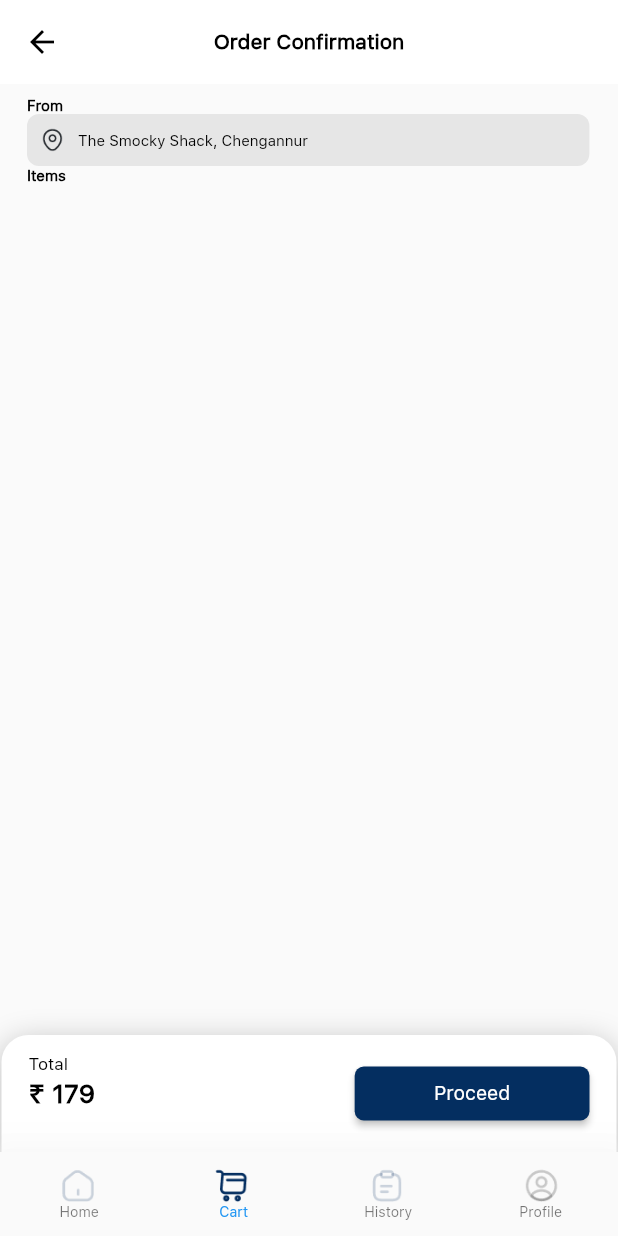
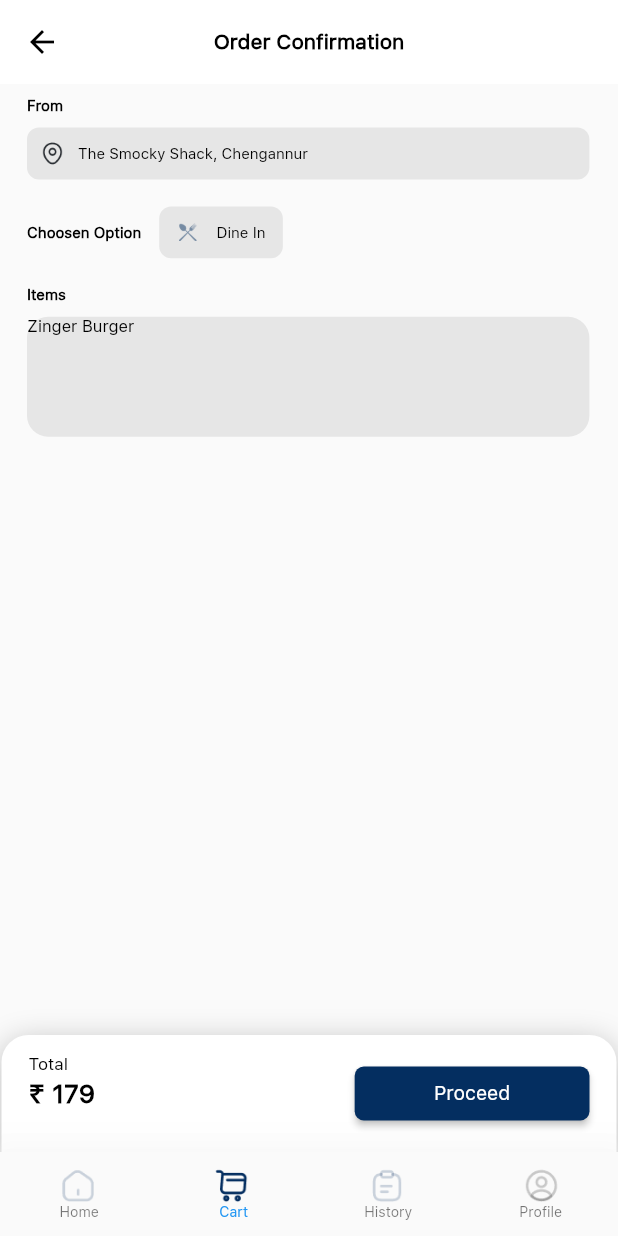
Before and after one commit to jyothir10/eatplek, a Flutter app: the screen it shows after launch, on a phone screen of 412 x 824 dp. Run offline on Flutter 3.47's test engine with Material 2 defaults, Android fonts, the phone set to English and light mode, and no system bars; our stand-ins replace dotted_line, easy_splash_screen, flutter_styled_toast, flutter_svg, pin_code_fields, toast.

Commit message:
Order Screen

```diff
--- a/lib/Screens/OrderScreen.dart
+++ b/lib/Screens/OrderScreen.dart
@@ -48,7 +48,9 @@ class _OrderScreenState extends State<OrderScreen> {
               padding: const EdgeInsets.only(left: 18, top: 8),
               child: Column(
                 children: [
-                  Row(
+                  Padding(
+                    padding: const EdgeInsets.only(bottom: 9),
+                    child: Row(
                       mainAxisAlignment: MainAxisAlignment.start,
                       children: const [
                         Text(
@@ -61,6 +63,7 @@ class _OrderScreenState extends State<OrderScreen> {
                           ),
                         ),
                       ],
+                    ),
                   ),
                   Row(
                     mainAxisAlignment: MainAxisAlignment.start,
@@ -95,7 +98,58 @@ class _OrderScreenState extends State<OrderScreen> {
                       ),
                     ],
                   ),
-                  Row(
+                  Padding(
+                    padding: const EdgeInsets.symmetric(vertical: 18),
+                    child: Row(
+                      children: [
+                        const Text(
+                          'Choosen Option',
+                          style: TextStyle(
+                            color: Colors.black,
+                            fontSize: 10,
+                            fontFamily: 'SFUIText',
+                            fontWeight: FontWeight.w600,
+                          ),
+                        ),
+                        Padding(
+                          padding: const EdgeInsets.only(left: 12),
+                          child: Container(
+                            height: MediaQuery.of(context).size.height * .042,
+                            width: MediaQuery.of(context).size.width * .2,
+                            decoration: BoxDecoration(
+                              color: Color(0xd1e1e1e1),
+                              borderRadius: BorderRadius.circular(8),
+                            ),
+                            child: Center(
+                              child: Row(
+                                mainAxisAlignment:
+                                    MainAxisAlignment.spaceEvenly,
+                                children: [
+                                  Image.asset(
+                                    "images/cutlery.png",
+                                    color: Color(0xff768BA3),
+                                    height: 12,
+                                    width: 15,
+                                  ),
+                                  Text(
+                                    'Dine In',
+                                    style: TextStyle(
+                                      color: Colors.black,
+                                      fontSize: 10,
+                                      fontFamily: 'SFUIText',
+                                    ),
+                                  ),
+                                ],
+                              ),
+                            ),
+                          ),
+                        ),
+                      ],
+                    ),
+                  ),
+                  Padding(
+                    padding: const EdgeInsets.only(bottom: 9),
+                    child: Row(
                       mainAxisAlignment: MainAxisAlignment.start,
                       children: const [
                         Text(
@@ -105,6 +159,37 @@ class _OrderScreenState extends State<OrderScreen> {
                             fontSize: 10,
                             fontFamily: 'SFUIText',
                             fontWeight: FontWeight.w600,
+                          ),
+                        ),
+                      ],
+                    ),
+                  ),
+                  Row(
+                    mainAxisAlignment: MainAxisAlignment.start,
+                    children: [
+                      Container(
+                        height: MediaQuery.of(context).size.height * .097,
+                        width: MediaQuery.of(context).size.width * .91,
+                        decoration: BoxDecoration(
+                          color: Color(0xd1e1e1e1),
+                          borderRadius: BorderRadius.circular(14),
+                        ),
+                        child: Column(
+                          children: [
+                            Row(
+                              children: [
+                                Text(
+                                  'Zinger Burger',
+                                  style: TextStyle(
+                                    color: Colors.black,
+                                    fontSize: 11,
+                                    fontFamily: 'SFUIText',
+                                    fontWeight: FontWeight.w500,
+                                  ),
+                                ),
+                              ],
+                            )
+                          ],
                         ),
                       ),
                     ],
@@ -168,7 +253,7 @@ class _OrderScreenState extends State<OrderScreen> {
                       child: ProfileButton(
                           text: "Proceed",
                           onTap: () {
-                            //todo:add navigation here
+                            //todo:payment
                           }),
                     ),
                   ],
```
Also changed, not shown: images/cutlery.png (added). Lines whose indentation alone changed are shown as unchanged.
